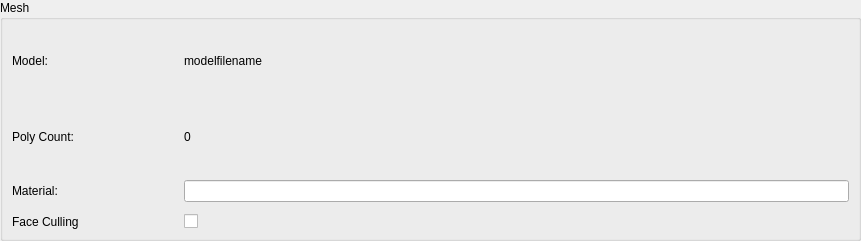
The window that Editor/Sources/PropertyViews/MeshComponent.ui (maxon887/Cross) describes before a commit, drawn with Qt 5.
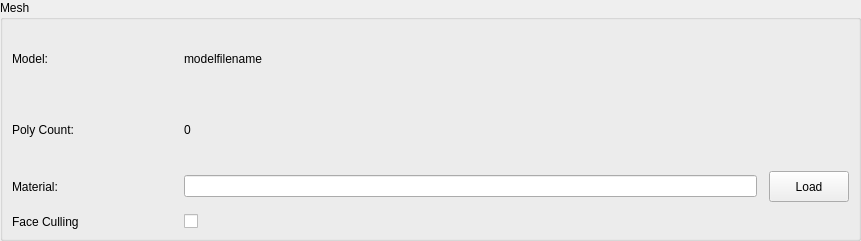
The same window after the commit. Custom widgets are drawn as their Qt base class.

Commit message: Mesh material changing ability

Diff of the .ui file:
```diff
--- a/Editor/Sources/PropertyViews/MeshComponent.ui
+++ b/Editor/Sources/PropertyViews/MeshComponent.ui
@@ -113,6 +113,19 @@
         <item>
          <widget class="QLineEdit" name="materialValue"/>
         </item>
+        <item>
+         <widget class="QPushButton" name="loadBtn">
+          <property name="maximumSize">
+           <size>
+            <width>100</width>
+            <height>31</height>
+           </size>
+          </property>
+          <property name="text">
+           <string>Load</string>
+          </property>
+         </widget>
+        </item>
        </layout>
       </item>
       <item>
```
The commit also changes 4 other files.
